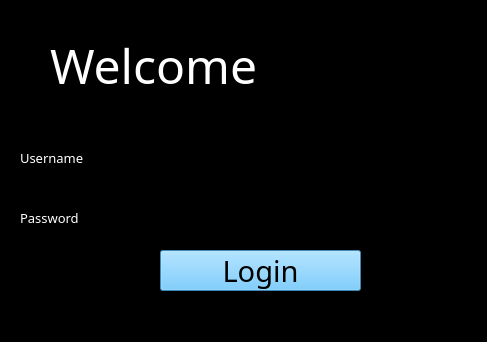
This is UI/login.ui in KevinValdezVargas/expert-broccoli as Qt 5 draws it before an edit. The edited form follows.
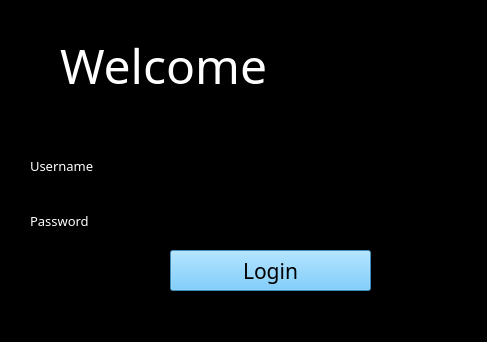
This is the edited form. Icons and pictures are not drawn.

The edit to the form file:
```diff
--- a/UI/login.ui
+++ b/UI/login.ui
@@ -20,7 +20,7 @@
    <widget class="QLabel" name="label">
     <property name="geometry">
      <rect>
-      <x>50</x>
+      <x>60</x>
       <y>30</y>
       <width>371</width>
       <height>71</height>
@@ -43,7 +43,7 @@
    <widget class="QLineEdit" name="txtName">
     <property name="geometry">
      <rect>
-      <x>160</x>
+      <x>170</x>
       <y>150</y>
       <width>201</width>
       <height>31</height>
@@ -59,7 +59,7 @@
    <widget class="QLineEdit" name="txtPassword">
     <property name="geometry">
      <rect>
-      <x>160</x>
+      <x>170</x>
       <y>200</y>
       <width>201</width>
       <height>31</height>
@@ -78,7 +78,7 @@
    <widget class="QPushButton" name="btnIniciar">
     <property name="geometry">
      <rect>
-      <x>160</x>
+      <x>170</x>
       <y>250</y>
       <width>201</width>
       <height>41</height>
@@ -87,7 +87,7 @@
     <property name="font">
      <font>
       <family>Wide Latin</family>
-      <pointsize>22</pointsize>
+      <pointsize>16</pointsize>
       <weight>50</weight>
       <italic>false</italic>
       <bold>false</bold>
@@ -104,10 +104,10 @@
    <widget class="QLabel" name="label_2">
     <property name="geometry">
      <rect>
-      <x>20</x>
+      <x>30</x>
       <y>150</y>
       <width>121</width>
-      <height>16</height>
+      <height>31</height>
      </rect>
     </property>
     <property name="font">
@@ -131,10 +131,10 @@
    <widget class="QLabel" name="label_3">
     <property name="geometry">
      <rect>
-      <x>20</x>
+      <x>30</x>
       <y>210</y>
       <width>111</width>
-      <height>16</height>
+      <height>21</height>
      </rect>
     </property>
     <property name="font">
@@ -159,7 +159,7 @@
    <widget class="QLabel" name="label_4">
     <property name="geometry">
      <rect>
-      <x>370</x>
+      <x>400</x>
       <y>200</y>
       <width>41</width>
       <height>31</height>
```
